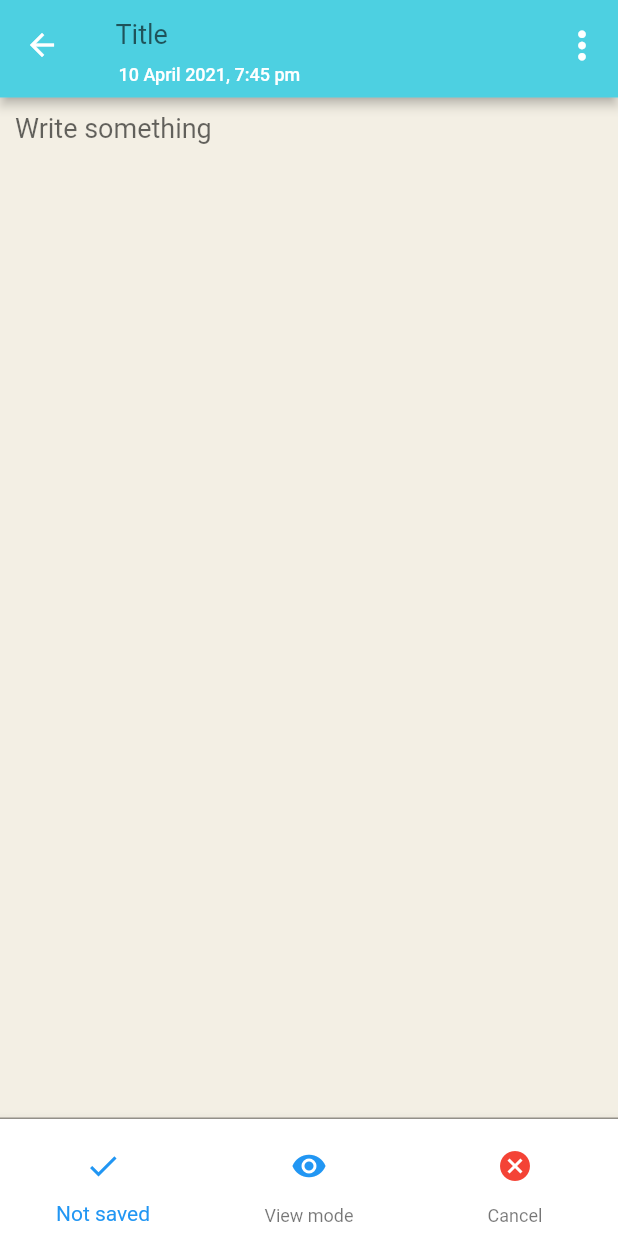
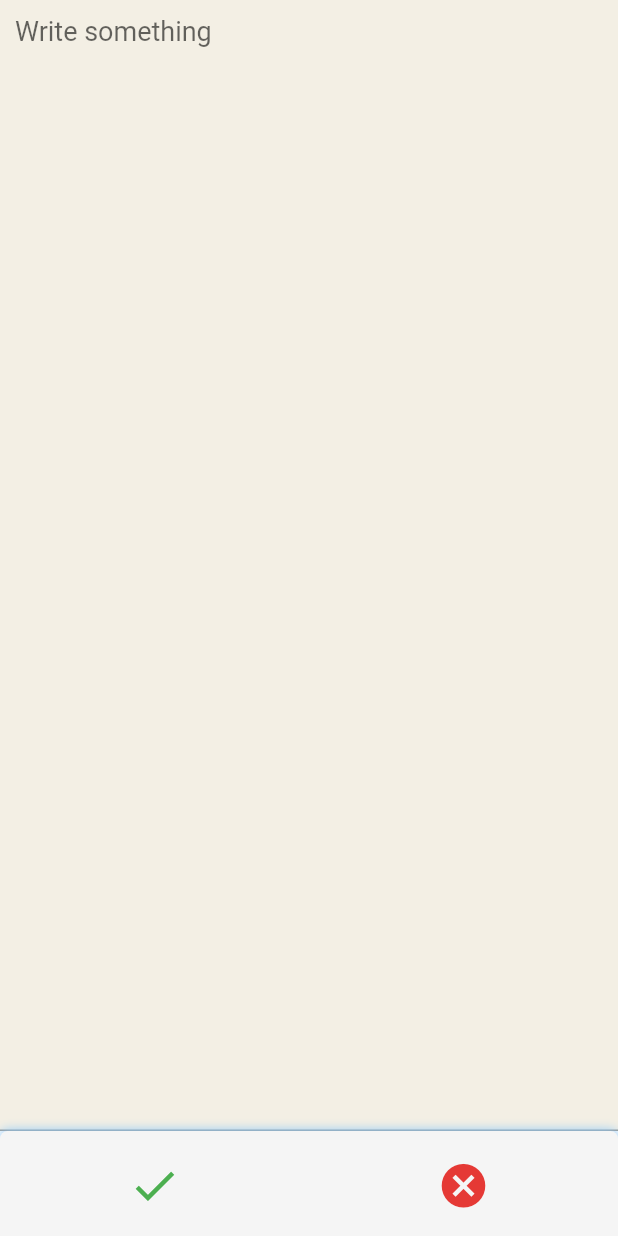
Before and after one commit to Adithya2018/Rewind, a Flutter app: the screen it shows after launch, after a tap on the "menu book" icon, on a phone screen of 412 x 824 dp. Run offline on Flutter 3.47's test engine with Material 2 defaults, Android fonts, the light colour scheme and no system bars; our stand-ins replace flutter_icons, google_fonts, local_auth.

Commit message:
Journal Updated

```diff
--- a/rewind_app/lib/home/home.dart
+++ b/rewind_app/lib/home/home.dart
@@ -152,8 +152,9 @@ class _HomeState extends State<Home> {
     );
     Container gameStatus = Container(
       height: 130,
-      // color: Color(0xFF174858),
+      // color: Color(0xFF29323B),
       color: Colors.black,
+      // color: Colors.blueGrey[900],
       constraints: BoxConstraints(
         maxWidth: getScWidth(),
       ),
@@ -572,15 +573,17 @@ class _HomeState extends State<Home> {
       bottomNavigationBar: Container(
         height: 70.0,
         decoration: new BoxDecoration(
-          color: Colors.white,
+          color: Colors.grey[100],
+          // color: Colors.blueGrey[900],
           borderRadius: BorderRadius.vertical(
-            top: Radius.circular(10.0),
+            top: Radius.circular(5.0),
           ),
           boxShadow: [
             BoxShadow(
-              color: Colors.blue,
-              offset: Offset(0.0, -1.0),
-              blurRadius: 7.0,
+              color: Colors.blue[200],
+              // color: Colors.grey,
+              offset: Offset(0.0, -0.5),
+              blurRadius: 5.0,
               spreadRadius: 0.0,
             ),
           ],
@@ -594,8 +597,8 @@ class _HomeState extends State<Home> {
                   child: IconButton(
                     icon: Icon(
                       Icons.query_stats,
-                      // color: Colors.green,
-                      color: Colors.black,
+                      color: Colors.green,
+                      // color: Colors.white,
                       size: 35,
                     ),
                     onPressed: () {
@@ -613,9 +616,9 @@ class _HomeState extends State<Home> {
                   child: IconButton(
                     icon: Icon(
                       Icons.menu_book,
-                      // color: Colors.orange[700],
+                      color: Colors.orange[700],
                       // color: Colors.blueGrey[500],
-                      color: Colors.black,
+                      // color: Colors.yellow[800],
                       size: 35,
                     ),
                     onPressed: () {
@@ -635,8 +638,8 @@ class _HomeState extends State<Home> {
                   child: IconButton(
                     icon: Icon(
                       Icons.list_alt,
-                      // color: Colors.blue[800],
-                      color: Colors.black,
+                      color: Colors.blue[800],
+                      // color: Colors.white,
                       size: 35,
                     ),
                     onPressed: () {
@@ -781,10 +784,10 @@ class _JournalState extends State<Journal> {
     return Scaffold(
       //backgroundColor: Color(0xFFF3EFE4),
       appBar: PreferredSize(
-        preferredSize: Size.fromHeight(65.0),
+        preferredSize: Size.fromHeight(0.0),
         child: AppBar(
           elevation: 3.0,
-          backgroundColor: Colors.cyan[300],
+          backgroundColor: Colors.white,
           toolbarHeight: 60.0,
           title: Column(
             //crossAxisAlignment: CrossAxisAlignment.start,
@@ -847,54 +850,120 @@ class _JournalState extends State<Journal> {
           ),
         ),
       ],*/
-      bottomNavigationBar: BottomNavigationBar(
-        backgroundColor: Colors.white,
-        items: <BottomNavigationBarItem>[
-          BottomNavigationBarItem(
-            icon: IconButton(
+
+      bottomNavigationBar: Container(
+        height: 70.0,
+        decoration: new BoxDecoration(
+          color: Colors.grey[100],
+          // color: Colors.blueGrey[900],
+          borderRadius: BorderRadius.vertical(
+            top: Radius.circular(5.0),
+          ),
+          boxShadow: [
+            BoxShadow(
+              color: Colors.blue[200],
+              // color: Colors.grey,
+              offset: Offset(0.0, -0.5),
+              blurRadius: 5.0,
+              spreadRadius: 0.0,
+            ),
+          ],
+        ),
+        child: Center(
+          child: Flex(
+            direction: Axis.horizontal,
+            children: [
+              Expanded(
+                child: Container(
+                  child: IconButton(
                     icon: Icon(
                       Icons.check,
-                color: Colors.blue,
+                      color: Colors.green,
+                      // color: Colors.white,
+                      size: 35,
                     ),
                     onPressed: () {
                       changeContentMode();
-                print("edit button");
+                      print("save button");
+                      Navigator.of(context).pop();
                     },
+                    tooltip: "Save",
                   ),
-            label: "Not saved",
-            tooltip: "Read mode",
-            backgroundColor: Colors.black,
                 ),
-          BottomNavigationBarItem(
-            icon: IconButton(
-              icon: Icon(
-                contentInViewMode ? Icons.visibility : Icons.edit,
-                color: Colors.blue,
+                flex: 2,
               ),
-              onPressed: () {
-                changeTitleMode();
-                changeContentMode();
-                print("edit button");
-              },
-            ),
-            label: "${contentInViewMode ? "View" : "Edit"} mode",
-            tooltip: "Read mode",
-          ),
-          BottomNavigationBarItem(
-            icon: IconButton(
+              Expanded(
+                child: Container(
+                  child: IconButton(
                     icon: Icon(
                       Icons.cancel,
-                color: Colors.red,
+                      color: Colors.red[600],
+                      // color: Colors.white,
+                      size: 35,
                     ),
                     onPressed: () {
                       print("cancel button");
+                      Navigator.of(context).pop();
                     },
+                    tooltip: "Todo list",
                   ),
-            label: "Cancel",
-            tooltip: "Read mode",
+                  //alignment: Alignment.centerRight,
+                ),
+                flex: 2,
               ),
             ],
           ),
+        ),
+      ),
+      // bottomNavigationBar: BottomNavigationBar(
+      //
+      //   backgroundColor: Colors.white,
+      //   items: <BottomNavigationBarItem>[
+      //     BottomNavigationBarItem(
+      //       icon: IconButton(
+      //         icon: Icon(
+      //           Icons.check,
+      //           color: Colors.blue,
+      //         ),
+      //         onPressed: () {
+      //           changeContentMode();
+      //           print("edit button");
+      //         },
+      //       ),
+      //       label: "Not saved",
+      //       tooltip: "Read mode",
+      //       backgroundColor: Colors.black,
+      //     ),
+      //     BottomNavigationBarItem(
+      //       icon: IconButton(
+      //         icon: Icon(
+      //           contentInViewMode ? Icons.visibility : Icons.edit,
+      //           color: Colors.blue,
+      //         ),
+      //         onPressed: () {
+      //           changeTitleMode();
+      //           changeContentMode();
+      //           print("edit button");
+      //         },
+      //       ),
+      //       label: "${contentInViewMode ? "View" : "Edit"} mode",
+      //       tooltip: "Read mode",
+      //     ),
+      //     BottomNavigationBarItem(
+      //       icon: IconButton(
+      //         icon: Icon(
+      //           Icons.cancel,
+      //           color: Colors.red,
+      //         ),
+      //         onPressed: () {
+      //           print("cancel button");
+      //         },
+      //       ),
+      //       label: "Cancel",
+      //       tooltip: "Read mode",
+      //     ),
+      //   ],
+      // ),
     );
   }
 }
--- a/rewind_app/lib/home/journal.dart
+++ b/rewind_app/lib/home/journal.dart
@@ -350,7 +350,7 @@ class _JournalTempState extends State<JournalTemp> {
             icon: IconButton(
               icon: Icon(
                 Icons.cancel,
-                color: Colors.red,
+                color: Colors.red[800],
               ),
               onPressed: () {
                 print("cancel button");
```
Lines whose indentation alone changed are shown as unchanged.
